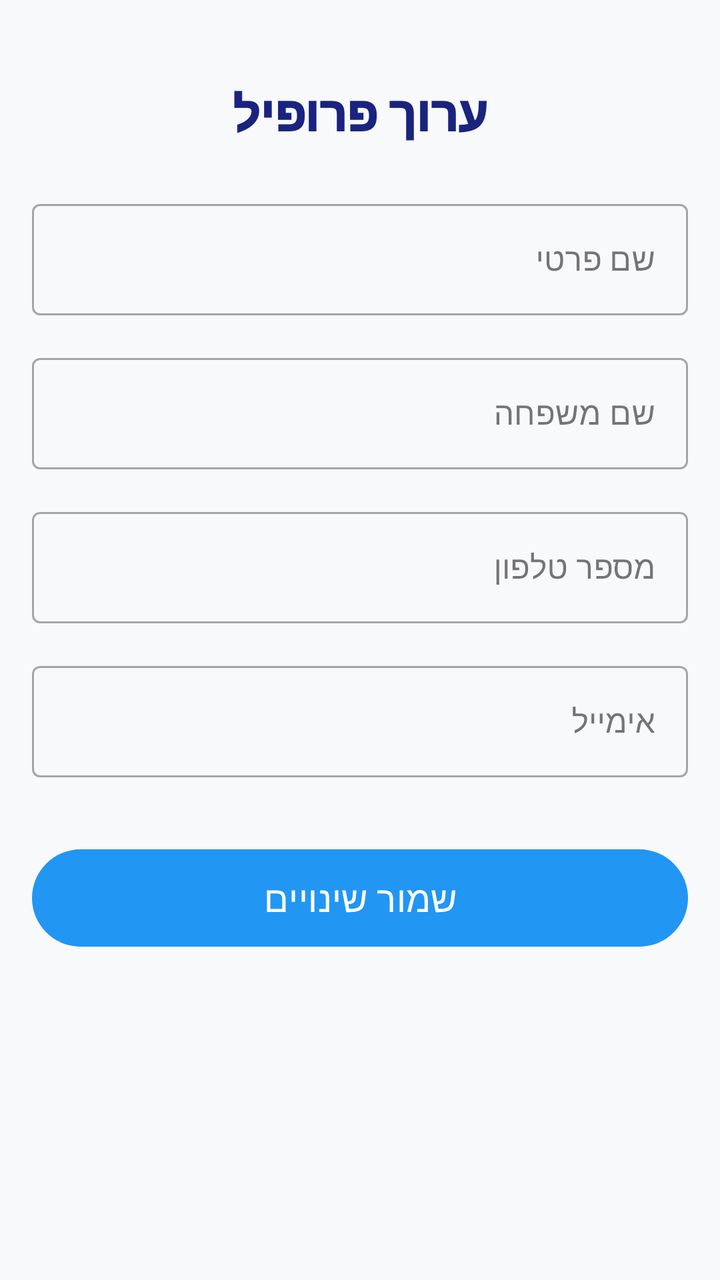
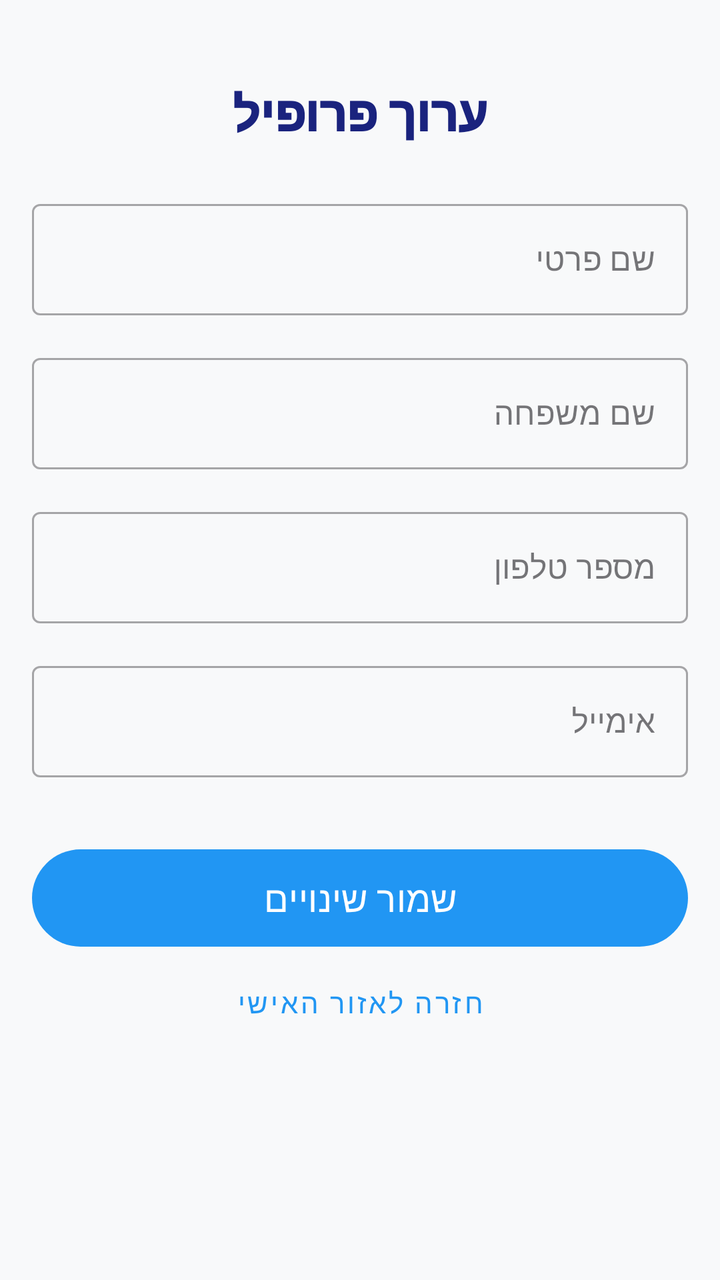

Before-and-after screenshots of an Android layout around one commit, followed by the original layout XML and the change that was made.
<!-- AndroidManifest.xml: application theme Theme.Gym_calender10 -->
<!-- res/layout/activity_edit_profile.xml -->
<?xml version="1.0" encoding="utf-8"?>
<androidx.constraintlayout.widget.ConstraintLayout xmlns:android="http://schemas.android.com/apk/res/android"
    xmlns:app="http://schemas.android.com/apk/res-auto"
    xmlns:tools="http://schemas.android.com/tools"
    android:layout_width="match_parent"
    android:layout_height="match_parent"
    android:padding="16dp"
    android:background="#F8F9FA"
    tools:context=".EditProfileActivity">

    <TextView
        android:id="@+id/tvEditProfileTitle"
        android:layout_width="wrap_content"
        android:layout_height="wrap_content"
        android:layout_marginTop="24dp"
        android:fontFamily="sans-serif-black"
        android:text="ערוך פרופיל"
        android:textColor="#1A237E"
        android:textSize="24sp"
        app:layout_constraintEnd_toEndOf="parent"
        app:layout_constraintStart_toStartOf="parent"
        app:layout_constraintTop_toTopOf="parent" />

    <com.google.android.material.textfield.TextInputLayout
        android:id="@+id/tilFirstName"
        style="@style/Widget.MaterialComponents.TextInputLayout.OutlinedBox"
        android:layout_width="match_parent"
        android:layout_height="wrap_content"
        android:layout_marginTop="24dp"
        android:hint="שם פרטי"
        app:layout_constraintTop_toBottomOf="@+id/tvEditProfileTitle">

        <com.google.android.material.textfield.TextInputEditText
            android:id="@+id/etFirstName"
            android:layout_width="match_parent"
            android:layout_height="wrap_content"
            android:inputType="textPersonName" />
    </com.google.android.material.textfield.TextInputLayout>

    <com.google.android.material.textfield.TextInputLayout
        android:id="@+id/tilLastName"
        style="@style/Widget.MaterialComponents.TextInputLayout.OutlinedBox"
        android:layout_width="match_parent"
        android:layout_height="wrap_content"
        android:layout_marginTop="16dp"
        android:hint="שם משפחה"
        app:layout_constraintTop_toBottomOf="@+id/tilFirstName">

        <com.google.android.material.textfield.TextInputEditText
            android:id="@+id/etLastName"
            android:layout_width="match_parent"
            android:layout_height="wrap_content"
            android:inputType="textPersonName" />
    </com.google.android.material.textfield.TextInputLayout>

    <com.google.android.material.textfield.TextInputLayout
        android:id="@+id/tilPhone"
        style="@style/Widget.MaterialComponents.TextInputLayout.OutlinedBox"
        android:layout_width="match_parent"
        android:layout_height="wrap_content"
        android:layout_marginTop="16dp"
        android:hint="מספר טלפון"
        app:layout_constraintTop_toBottomOf="@+id/tilLastName">

        <com.google.android.material.textfield.TextInputEditText
            android:id="@+id/etPhone"
            android:layout_width="match_parent"
            android:layout_height="wrap_content"
            android:inputType="phone" />
    </com.google.android.material.textfield.TextInputLayout>

    
    <com.google.android.material.textfield.TextInputLayout
        android:id="@+id/tilEmail"
        style="@style/Widget.MaterialComponents.TextInputLayout.OutlinedBox"
        android:layout_width="match_parent"
        android:layout_height="wrap_content"
        android:layout_marginTop="16dp"
        android:hint="אימייל"
        app:layout_constraintTop_toBottomOf="@+id/tilPhone">

        <com.google.android.material.textfield.TextInputEditText
            android:id="@+id/etEmail"
            android:layout_width="match_parent"
            android:layout_height="wrap_content"
            android:inputType="textEmailAddress"
            android:enabled="false" /> 
    </com.google.android.material.textfield.TextInputLayout>

    <Button
        android:id="@+id/btnSaveProfile"
        android:layout_width="match_parent"
        android:layout_height="wrap_content"
        android:layout_marginTop="32dp"
        android:padding="12dp"
        android:text="שמור שינויים"
        android:textSize="18sp"
        app:layout_constraintTop_toBottomOf="@+id/tilEmail"
        tools:layout_editor_absoluteX="16dp" />

    <ProgressBar
        android:id="@+id/progressBar"
        android:layout_width="wrap_content"
        android:layout_height="wrap_content"
        android:visibility="gone"
        app:layout_constraintBottom_toBottomOf="parent"
        app:layout_constraintEnd_toEndOf="parent"
        app:layout_constraintStart_toStartOf="parent"
        app:layout_constraintTop_toTopOf="parent" />

</androidx.constraintlayout.widget.ConstraintLayout>
<!-- resources referenced by this layout -->
<resources>
  <style name="Theme.Gym_calender10" parent="Theme.Material3.Light.NoActionBar">
          <item name="android:colorBackground">#FFFFFF</item>
          <item name="android:textColor">#000000</item>
          <item name="colorPrimary">#2196F3</item>
          <item name="colorPrimaryDark">#1976D2</item>
          <item name="colorAccent">#03A9F4</item>
          <item name="bottomSheetDialogTheme">@style/AppBottomSheetDialogTheme</item>
      </style>
  <style name="AppBottomSheetDialogTheme" parent="Theme.Design.Light.BottomSheetDialog">
          <item name="bottomSheetStyle">@style/AppBottomSheetStyle</item>
      </style>
  <style name="AppBottomSheetStyle" parent="Widget.Design.BottomSheet.Modal">
          <item name="android:background">@android:color/transparent</item>
      </style>
</resources>

<!-- the commit's change to res/layout/activity_edit_profile.xml (unified diff, before → after) -->
@@ -95,8 +95,17 @@
         android:padding="12dp"
         android:text="שמור שינויים"
         android:textSize="18sp"
-        app:layout_constraintTop_toBottomOf="@+id/tilEmail"
-        tools:layout_editor_absoluteX="16dp" />
+        app:layout_constraintTop_toBottomOf="@+id/tilEmail" />
+
+    <com.google.android.material.button.MaterialButton
+        android:id="@+id/btnBackToDashboard"
+        style="@style/Widget.MaterialComponents.Button.TextButton"
+        android:layout_width="wrap_content"
+        android:layout_height="wrap_content"
+        android:text="חזרה לאזור האישי"
+        app:layout_constraintEnd_toEndOf="parent"
+        app:layout_constraintStart_toStartOf="parent"
+        app:layout_constraintTop_toBottomOf="@+id/btnSaveProfile" />
 
     <ProgressBar
         android:id="@+id/progressBar"
